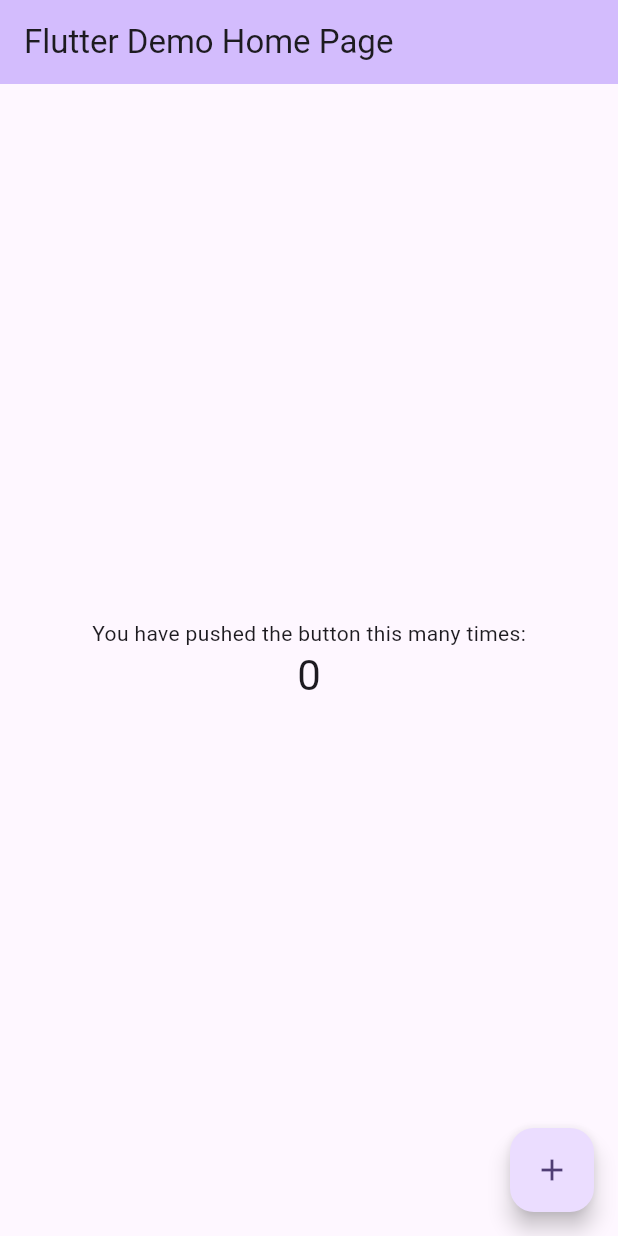
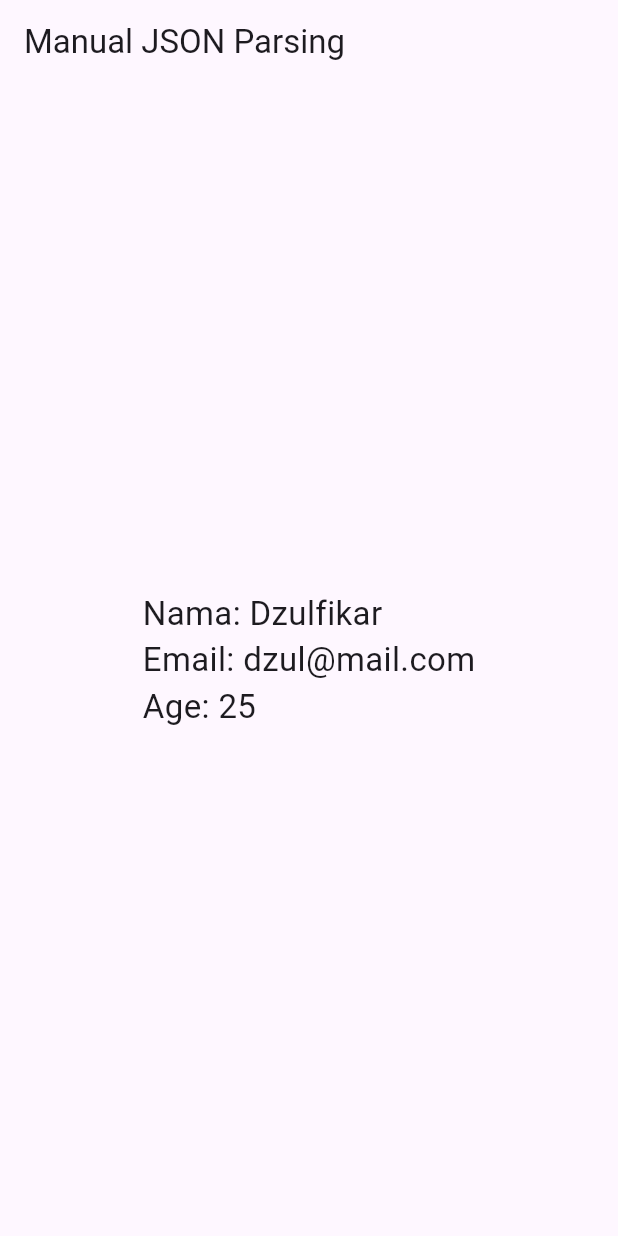
Before and after one commit to dzulfikar05/pmr-mob-dart, a Flutter app: the screen it shows after launch, on a phone screen of 412 x 824 dp. Run offline on Flutter 3.47's test engine with Material 3 defaults, Android fonts, the light colour scheme and no system bars; our stand-ins replace camera, geolocator, go_router; missing offline and left inert: baseflow_plugin_template.

Commit message:
pertemuan 12 : json - Manual JSON Parsing

```diff
--- a/pertemuan12/json_flutter/lib/main.dart
+++ b/pertemuan12/json_flutter/lib/main.dart
@@ -1,122 +1,8 @@
 import 'package:flutter/material.dart';
+import 'screens/manual_json_screen.dart';
 
 void main() {
-  runApp(const MyApp());
+  runApp(MaterialApp(
+    home: ManualJsonScreen(),
+  ));
 }
-
-class MyApp extends StatelessWidget {
-  const MyApp({super.key});
-
-  // This widget is the root of your application.
-  @override
-  Widget build(BuildContext context) {
-    return MaterialApp(
-      title: 'Flutter Demo',
-      theme: ThemeData(
-        // This is the theme of your application.
-        //
-        // TRY THIS: Try running your application with "flutter run". You'll see
-        // the application has a purple toolbar. Then, without quitting the app,
-        // try changing the seedColor in the colorScheme below to Colors.green
-        // and then invoke "hot reload" (save your changes or press the "hot
-        // reload" button in a Flutter-supported IDE, or press "r" if you used
-        // the command line to start the app).
-        //
-        // Notice that the counter didn't reset back to zero; the application
-        // state is not lost during the reload. To reset the state, use hot
-        // restart instead.
-        //
-        // This works for code too, not just values: Most code changes can be
-        // tested with just a hot reload.
-        colorScheme: ColorScheme.fromSeed(seedColor: Colors.deepPurple),
-      ),
-      home: const MyHomePage(title: 'Flutter Demo Home Page'),
-    );
-  }
-}
-
-class MyHomePage extends StatefulWidget {
-  const MyHomePage({super.key, required this.title});
-
-  // This widget is the home page of your application. It is stateful, meaning
-  // that it has a State object (defined below) that contains fields that affect
-  // how it looks.
-
-  // This class is the configuration for the state. It holds the values (in this
-  // case the title) provided by the parent (in this case the App widget) and
-  // used by the build method of the State. Fields in a Widget subclass are
-  // always marked "final".
-
-  final String title;
-
-  @override
-  State<MyHomePage> createState() => _MyHomePageState();
-}
-
-class _MyHomePageState extends State<MyHomePage> {
-  int _counter = 0;
-
-  void _incrementCounter() {
-    setState(() {
-      // This call to setState tells the Flutter framework that something has
-      // changed in this State, which causes it to rerun the build method below
-      // so that the display can reflect the updated values. If we changed
-      // _counter without calling setState(), then the build method would not be
-      // called again, and so nothing would appear to happen.
-      _counter++;
-    });
-  }
-
-  @override
-  Widget build(BuildContext context) {
-    // This method is rerun every time setState is called, for instance as done
-    // by the _incrementCounter method above.
-    //
-    // The Flutter framework has been optimized to make rerunning build methods
-    // fast, so that you can just rebuild anything that needs updating rather
-    // than having to individually change instances of widgets.
-    return Scaffold(
-      appBar: AppBar(
-        // TRY THIS: Try changing the color here to a specific color (to
-        // Colors.amber, perhaps?) and trigger a hot reload to see the AppBar
-        // change color while the other colors stay the same.
-        backgroundColor: Theme.of(context).colorScheme.inversePrimary,
-        // Here we take the value from the MyHomePage object that was created by
-        // the App.build method, and use it to set our appbar title.
-        title: Text(widget.title),
-      ),
-      body: Center(
-        // Center is a layout widget. It takes a single child and positions it
-        // in the middle of the parent.
-        child: Column(
-          // Column is also a layout widget. It takes a list of children and
-          // arranges them vertically. By default, it sizes itself to fit its
-          // children horizontally, and tries to be as tall as its parent.
-          //
-          // Column has various properties to control how it sizes itself and
-          // how it positions its children. Here we use mainAxisAlignment to
-          // center the children vertically; the main axis here is the vertical
-          // axis because Columns are vertical (the cross axis would be
-          // horizontal).
-          //
-          // TRY THIS: Invoke "debug painting" (choose the "Toggle Debug Paint"
-          // action in the IDE, or press "p" in the console), to see the
-          // wireframe for each widget.
-          mainAxisAlignment: MainAxisAlignment.center,
-          children: <Widget>[
-            const Text('You have pushed the button this many times:'),
-            Text(
-              '$_counter',
-              style: Theme.of(context).textTheme.headlineMedium,
-            ),
-          ],
-        ),
-      ),
-      floatingActionButton: FloatingActionButton(
-        onPressed: _incrementCounter,
-        tooltip: 'Increment',
-        child: const Icon(Icons.add),
-      ), // This trailing comma makes auto-formatting nicer for build methods.
-    );
-  }
-}
--- /dev/null
+++ b/pertemuan12/json_flutter/lib/models/user_manual.dart
@@ -0,0 +1,17 @@
+class UserManual {
+  final String name;
+  final String email;
+  final int age;
+
+  UserManual({required this.name, required this.email, required this.age});
+
+  factory UserManual.fromJson(Map<String, dynamic> json) {
+    return UserManual(
+      name: json['name'],
+      email: json['email'],
+      age: json['age'] is String ? int.parse(json['age']) : json['age'],
+    );
+  }
+
+  Map<String, dynamic> toJson() => {'name': name, 'email': email, 'age': age};
+}
--- /dev/null
+++ b/pertemuan12/json_flutter/lib/screens/manual_json_screen.dart
@@ -0,0 +1,23 @@
+import 'package:flutter/material.dart';
+import '../models/user_manual.dart';
+import 'dart:convert';
+
+class ManualJsonScreen extends StatelessWidget {
+  @override
+  Widget build(BuildContext context) {
+    final jsonString =
+        '{"name": "Dzulfikar", "email": "dzul@mail.com", "age": "25"}';
+
+    final user = UserManual.fromJson(jsonDecode(jsonString));
+
+    return Scaffold(
+      appBar: AppBar(title: Text("Manual JSON Parsing")),
+      body: Center(
+        child: Text(
+          "Nama: ${user.name}\nEmail: ${user.email}\nAge: ${user.age}",
+          style: TextStyle(fontSize: 22),
+        ),
+      ),
+    );
+  }
+}
```
Also changed, not shown: pertemuan12/json_flutter/pubspec.yaml (+10 -0 lines), pertemuan12/json_flutter/pubspec.lock, 1 other file.
